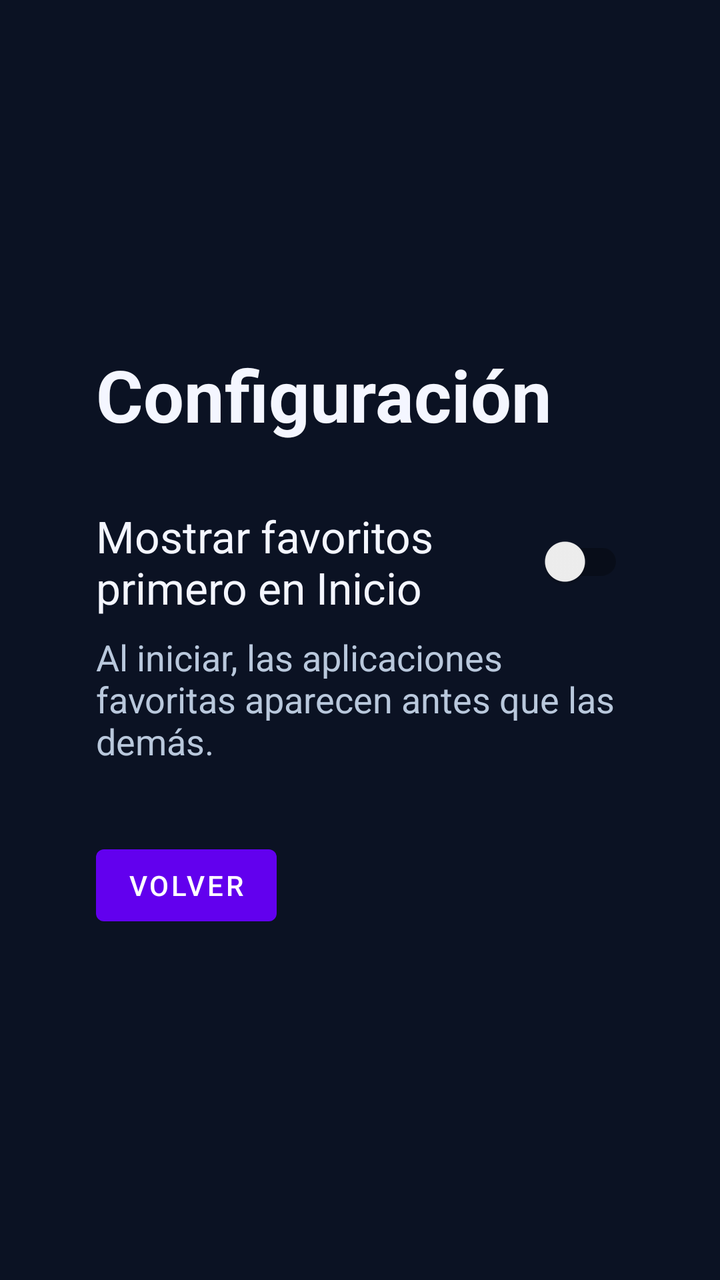
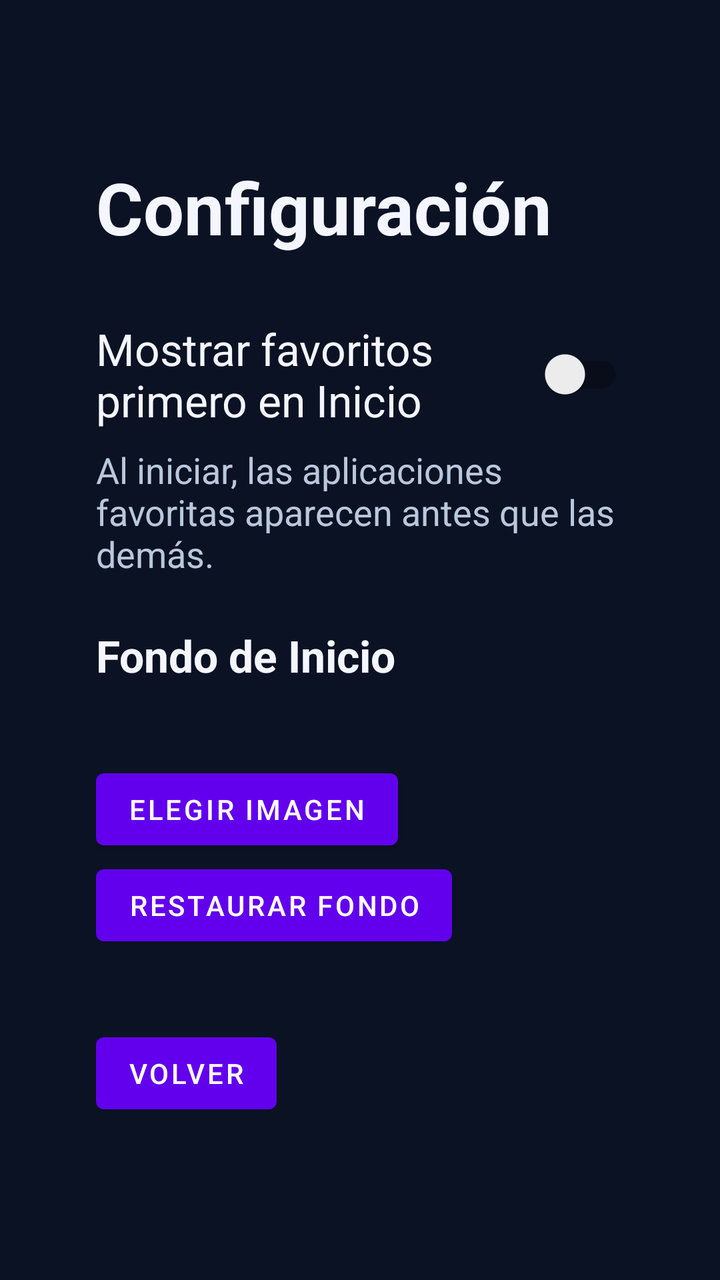

Two renders of the same Android screen: before a commit and after it. Below are the layout's source before the change and the commit's diff.
<!-- AndroidManifest.xml: application theme Theme.CanoTV -->
<!-- res/layout/activity_settings.xml -->
<?xml version="1.0" encoding="utf-8"?>
<LinearLayout xmlns:android="http://schemas.android.com/apk/res/android"
    xmlns:app="http://schemas.android.com/apk/res-auto"
    android:layout_width="match_parent"
    android:layout_height="match_parent"
    android:background="#0B1223"
    android:gravity="center_vertical"
    android:orientation="vertical"
    android:padding="48dp">

    <TextView
        android:layout_width="wrap_content"
        android:layout_height="wrap_content"
        android:text="@string/settings_title"
        android:textColor="#F4F6FF"
        android:textSize="36sp"
        android:textStyle="bold" />

    <com.google.android.material.switchmaterial.SwitchMaterial
        android:id="@+id/favoritesFirstSwitch"
        android:layout_width="match_parent"
        android:layout_height="wrap_content"
        android:layout_marginTop="32dp"
        android:focusable="true"
        android:text="@string/favorites_first_setting"
        android:textColor="#F4F6FF"
        android:textSize="22sp"
        app:useMaterialThemeColors="false" />

    <TextView
        android:layout_width="match_parent"
        android:layout_height="wrap_content"
        android:layout_marginTop="8dp"
        android:text="@string/favorites_first_summary"
        android:textColor="#B9C8DC"
        android:textSize="18sp" />

    <Button
        android:id="@+id/backButton"
        android:layout_width="wrap_content"
        android:layout_height="wrap_content"
        android:layout_marginTop="36dp"
        android:text="@string/back" />

</LinearLayout>
<!-- resources referenced by this layout -->
<resources>
  <string name="back">Volver</string>
  <string name="favorites_first_setting">Mostrar favoritos primero en Inicio</string>
  <string name="favorites_first_summary">Al iniciar, las aplicaciones favoritas aparecen antes que las demás.</string>
  <string name="settings_title">Configuración</string>
  <style name="Theme.CanoTV" parent="Theme.MaterialComponents.DayNight.NoActionBar">
          <item name="android:windowBackground">@android:color/black</item>
          <item name="android:statusBarColor">@android:color/black</item>
          <item name="android:navigationBarColor">@android:color/black</item>
          <item name="android:windowFullscreen">false</item>
      </style>
</resources>

<!-- the commit's change to res/layout/activity_settings.xml (unified diff, before → after) -->
@@ -35,6 +35,36 @@
         android:textColor="#B9C8DC"
         android:textSize="18sp" />
 
+    <TextView
+        android:layout_width="wrap_content"
+        android:layout_height="wrap_content"
+        android:layout_marginTop="24dp"
+        android:text="@string/background_setting"
+        android:textColor="#F4F6FF"
+        android:textSize="22sp"
+        android:textStyle="bold" />
+
+    <TextView
+        android:id="@+id/backgroundStatus"
+        android:layout_width="match_parent"
+        android:layout_height="wrap_content"
+        android:layout_marginTop="6dp"
+        android:textColor="#B9C8DC"
+        android:textSize="18sp" />
+
+    <Button
+        android:id="@+id/chooseBackgroundButton"
+        android:layout_width="wrap_content"
+        android:layout_height="wrap_content"
+        android:layout_marginTop="8dp"
+        android:text="@string/choose_background" />
+
+    <Button
+        android:id="@+id/resetBackgroundButton"
+        android:layout_width="wrap_content"
+        android:layout_height="wrap_content"
+        android:text="@string/reset_background" />
+
     <Button
         android:id="@+id/backButton"
         android:layout_width="wrap_content"
<!-- resource entries referenced after the edit -->
@@ -1,8 +1,11 @@
 <!-- resources referenced by this layout -->
 <resources>
   <string name="back">Volver</string>
+  <string name="background_setting">Fondo de Inicio</string>
+  <string name="choose_background">Elegir imagen</string>
   <string name="favorites_first_setting">Mostrar favoritos primero en Inicio</string>
   <string name="favorites_first_summary">Al iniciar, las aplicaciones favoritas aparecen antes que las demás.</string>
+  <string name="reset_background">Restaurar fondo</string>
   <string name="settings_title">Configuración</string>
   <style name="Theme.CanoTV" parent="Theme.MaterialComponents.DayNight.NoActionBar">
           <item name="android:windowBackground">@android:color/black</item>
